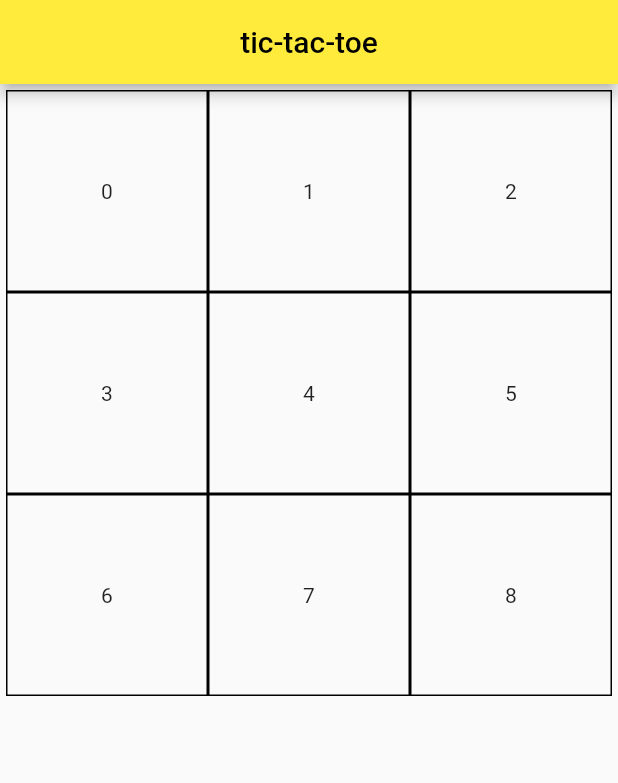
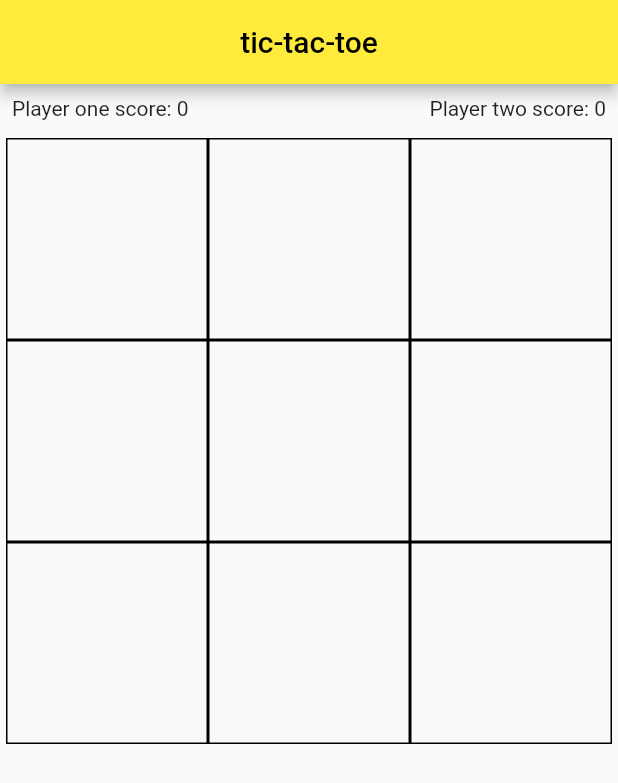
Before and after one commit to MateiEne/GAD-5-X-0, a Flutter app: the screen it shows after launch, on a phone screen of 412 x 824 dp. Shown: the top 783 px of the screen. Run offline on Flutter 3.47's test engine with Material 2 defaults, Android fonts, the phone set to English and light mode, and no system bars.

Commit message:
fade color when game over

```diff
--- a/gad_5_x_0/lib/pages/home.dart
+++ b/gad_5_x_0/lib/pages/home.dart
@@ -24,9 +24,9 @@ class _HomePageState extends State<HomePage> {
 
   String playerTurn = 'x';
   bool isButtonVisible = false;
-  Color? boxColor;
-  Color colorPlayerOne = Colors.blue;
-  Color colorPlayerTwo = Colors.red;
+  bool isGameOver = false;
+  int scorePlayerOne = 0;
+  int scorePlayerTwo = 0;
 
   @override
   void initState() {
@@ -46,6 +46,7 @@ class _HomePageState extends State<HomePage> {
       _ticTacToe[i] = ' ';
     }
 
+    isGameOver = false;
     isButtonVisible = false;
     playerTurn = 'x';
   }
@@ -63,6 +64,16 @@ class _HomePageState extends State<HomePage> {
   }
 
   Color? getColorForContainer(int index) {
+    if (isGameOver) {
+      if (playerTurn == 'x' && _ticTacToe[index] == '0') {
+          return Colors.grey;
+      }
+
+      if (playerTurn == '0' && _ticTacToe[index] == 'x') {
+        return Colors.grey;
+      }
+    }
+
     if (_ticTacToe[index] == 'x') {
       return Colors.blue;
     }
@@ -101,11 +112,19 @@ class _HomePageState extends State<HomePage> {
     _ticTacToe[index] = playerTurn;
 
     if (checkWin(playerTurn)) {
-      print('player $playerTurn has won');
+      if (playerTurn == 'x') {
+        scorePlayerOne++;
+      } else {
+        scorePlayerTwo++;
+      }
+
+      isGameOver = true;
+      isButtonVisible = true;
       return;
     }
     if (checkDraw()) {
-      print('remiza');
+      isGameOver == true;
+      isButtonVisible = true;
       return;
     }
 
@@ -129,6 +148,16 @@ class _HomePageState extends State<HomePage> {
       ),
       body: Column(
         children: [
+          Padding(
+            padding: const EdgeInsets.all(8.0),
+            child: Row(
+              mainAxisAlignment: MainAxisAlignment.spaceBetween,
+              children: <Text>[
+                Text('Player one score: $scorePlayerOne'),
+                Text('Player two score: $scorePlayerTwo'),
+              ],
+            ),
+          ),
           GridView.builder(
             physics: const NeverScrollableScrollPhysics(),
             shrinkWrap: true,
@@ -143,17 +172,19 @@ class _HomePageState extends State<HomePage> {
                 child: GestureDetector(
                   onTap: () {
                     setState(() {
+                      if (!isGameOver && _ticTacToe[index] == ' ') {
                         _gameLogic(index);
+                      }
                     });
                   },
-                  child: Container(
+                  child: AnimatedContainer(
+                    duration: const Duration(milliseconds: 300),
                     decoration: BoxDecoration(
                       border: Border.all(color: Colors.black),
                       color: getColorForContainer(index),
                     ),
                     width: 40.0,
                     height: 40.0,
-                    child: Center(child: Text('$index')),
                   ),
                 ),
               );
@@ -161,7 +192,10 @@ class _HomePageState extends State<HomePage> {
           ),
           Visibility(
             visible: isButtonVisible,
-            child: ElevatedButton(
+            child: Row(
+              mainAxisAlignment: MainAxisAlignment.spaceEvenly,
+              children: [
+                ElevatedButton(
                   onPressed: () {
                     setState(() {
                       _resetGame();
@@ -169,7 +203,18 @@ class _HomePageState extends State<HomePage> {
                   },
                   child: const Text('Play again!'),
                 ),
-          )
+                ElevatedButton(
+                  onPressed: () {
+                    setState(() {
+                      scorePlayerOne = 0;
+                      scorePlayerTwo = 0;
+                    });
+                  },
+                  child: const Text('ResetScore'),
+                ),
+              ],
+            ),
+          ),
         ],
       ),
     );
```
Lines whose indentation alone changed are shown as unchanged.
